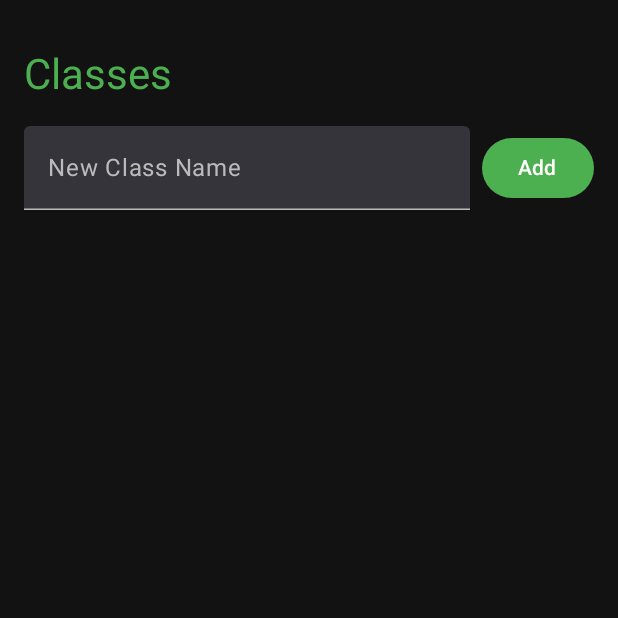
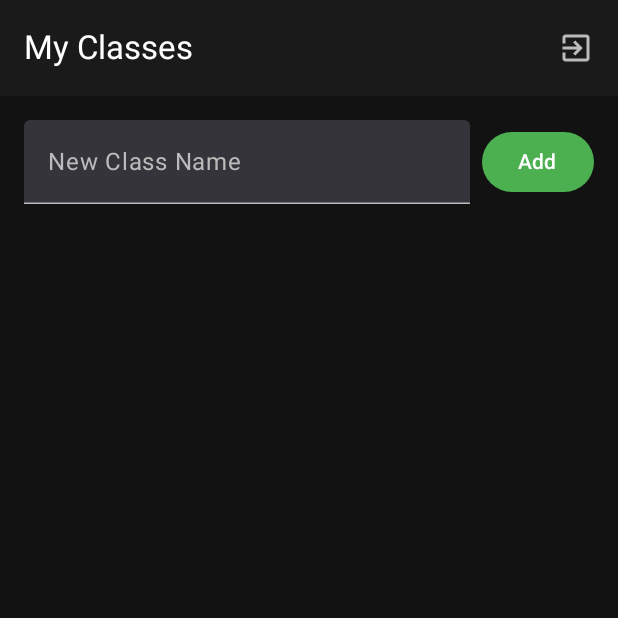
Before and after one commit to ModernGonzo06/FinalProj, an Android app built with Jetpack Compose: the composable ClassList called with empty values, on a phone screen of 412 x 824 dp, the top half of it. Run offline under Robolectric (Android 15) with nearby library versions, the phone set to English and light mode, and no system bars.

Commit message:
added logout button to classList page

```diff
--- a/app/src/main/java/gonzo/modern/finalproj/ui/composables/ClassList.kt
+++ b/app/src/main/java/gonzo/modern/finalproj/ui/composables/ClassList.kt
@@ -1,10 +1,36 @@
 package gonzo.modern.finalproj.ui.composables
 
-import androidx.compose.foundation.layout.*
+import androidx.compose.foundation.layout.Arrangement
+import androidx.compose.foundation.layout.Box
+import androidx.compose.foundation.layout.Column
+import androidx.compose.foundation.layout.Row
+import androidx.compose.foundation.layout.Spacer
+import androidx.compose.foundation.layout.fillMaxSize
+import androidx.compose.foundation.layout.fillMaxWidth
+import androidx.compose.foundation.layout.height
+import androidx.compose.foundation.layout.padding
+import androidx.compose.foundation.layout.size
+import androidx.compose.foundation.layout.width
 import androidx.compose.foundation.lazy.LazyColumn
 import androidx.compose.foundation.lazy.items
-import androidx.compose.material3.*
-import androidx.compose.runtime.*
+import androidx.compose.material.icons.Icons
+import androidx.compose.material.icons.automirrored.filled.ExitToApp
+import androidx.compose.material3.Button
+import androidx.compose.material3.Card
+import androidx.compose.material3.CircularProgressIndicator
+import androidx.compose.material3.ExperimentalMaterial3Api
+import androidx.compose.material3.Icon
+import androidx.compose.material3.IconButton
+import androidx.compose.material3.MaterialTheme
+import androidx.compose.material3.Scaffold
+import androidx.compose.material3.Text
+import androidx.compose.material3.TextField
+import androidx.compose.material3.TopAppBar
+import androidx.compose.runtime.Composable
+import androidx.compose.runtime.getValue
+import androidx.compose.runtime.mutableStateOf
+import androidx.compose.runtime.remember
+import androidx.compose.runtime.setValue
 import androidx.compose.ui.Alignment
 import androidx.compose.ui.Modifier
 import androidx.compose.ui.unit.dp
@@ -16,9 +42,30 @@ import gonzo.modern.finalproj.ui.theme.PresentGreen
 fun ClassList(
     classes: List<ClassWithStudents>,
     onClassesUpdated: (List<ClassWithStudents>) -> Unit,
-    onClassSelected: (ClassWithStudents) -> Unit
+    onClassSelected: (ClassWithStudents) -> Unit,
+    onLogout: () -> Unit
 ) {
-    var showAddClass by remember { mutableStateOf(false) }
+    Scaffold(
+        topBar = {
+            TopAppBar(
+                title = { Text("My Classes") },
+                actions = {
+                    IconButton(onClick = onLogout) {
+                        Icon(
+                            imageVector = Icons.AutoMirrored.Filled.ExitToApp,
+                            contentDescription = "Logout"
+                        )
+                    }
+                }
+            )
+        }
+    ) { paddingValues ->
+        Column(
+            modifier = Modifier
+                .fillMaxSize()
+                .padding(paddingValues)
+                .padding(16.dp)
+        ) {
             var newClassName by remember { mutableStateOf("") }
 
             // Helper function to calculate overall attendance percentage
@@ -32,19 +79,6 @@ fun ClassList(
                 }
                 return (totalPresent.toFloat() / totalPossibleAttendances) * 100
             }
-
-    Column(
-        modifier = Modifier
-            .fillMaxSize()
-            .padding(16.dp)
-    ) {
-        // Add the title at the top
-        Text(
-            text = "Classes",
-            style = MaterialTheme.typography.headlineMedium,
-            color = MaterialTheme.colorScheme.primary,
-            modifier = Modifier.padding(vertical = 16.dp)
-        )
 
             Row(
                 modifier = Modifier.fillMaxWidth(),
@@ -130,3 +164,4 @@ fun ClassList(
             }
         }
     }
+}
--- a/app/src/main/java/gonzo/modern/finalproj/ui/screens/MainScreen.kt
+++ b/app/src/main/java/gonzo/modern/finalproj/ui/screens/MainScreen.kt
@@ -26,7 +26,8 @@ fun MainScreen(
         ClassList(
             classes = classes,
             onClassesUpdated = { classes = it },
-            onClassSelected = { selectedClass = it }
+            onClassSelected = { selectedClass = it },
+            onLogout = onLogout
         )
     } else {
         AttendanceSheet(
```
Lines whose indentation alone changed are shown as unchanged.
